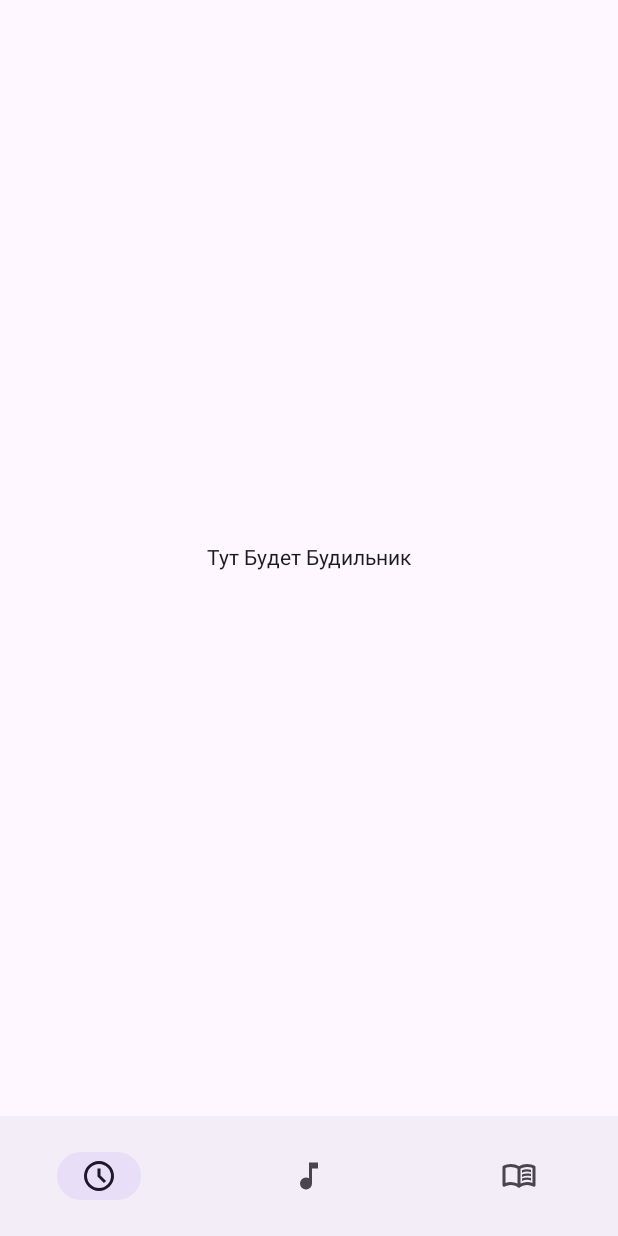
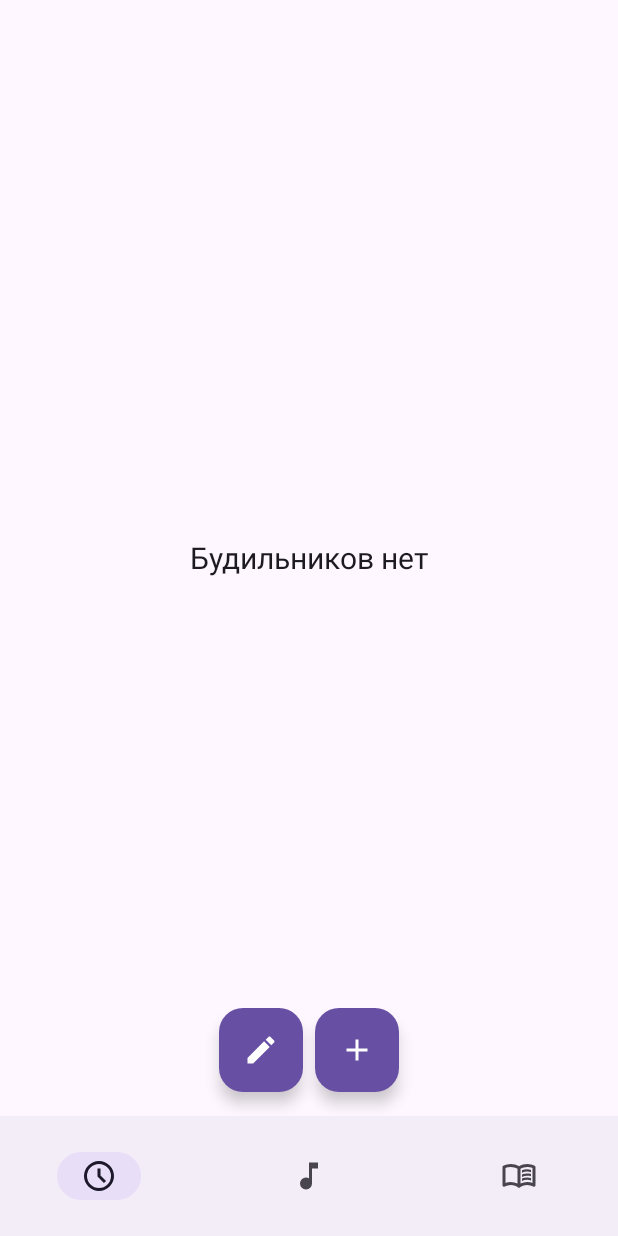
Before and after one commit to hellrunner/alarm-android-application, an Android app built with Jetpack Compose: the screen it shows after launch (MainActivity), on a phone screen of 412 x 824 dp. Run offline under Robolectric (Android 15) with nearby library versions, the light colour scheme and no system bars.

Commit message:
Added screen layout with alarm clock

```diff
--- a/app/src/main/java/com/example/alarmapplication/ui/screens/AlarmScreen.kt
+++ b/app/src/main/java/com/example/alarmapplication/ui/screens/AlarmScreen.kt
@@ -1,21 +1,62 @@
 package com.example.alarmapplication.ui.screens
 
-import androidx.compose.foundation.layout.Box
-import androidx.compose.foundation.layout.fillMaxSize
-import androidx.compose.material3.Text
+import androidx.compose.foundation.layout.*
+import androidx.compose.material.icons.Icons
+import androidx.compose.material.icons.filled.Add
+import androidx.compose.material.icons.filled.Edit
+import androidx.compose.material3.*
 import androidx.compose.runtime.Composable
 import androidx.compose.ui.Alignment
 import androidx.compose.ui.Modifier
-import androidx.compose.ui.text.font.FontFamily
-
+import androidx.compose.ui.unit.dp
+import androidx.compose.ui.unit.sp
 
 @Composable
 fun AlarmScreen() {
-    Box(
-        modifier = Modifier
-            .fillMaxSize(),
-        contentAlignment = Alignment.Center
-    ) {
-        Text(text = "Тут Будет Будильник")
+    Box(modifier = Modifier.fillMaxSize()) {
+        Column(
+            modifier = Modifier
+                .fillMaxHeight()
+                .align(Alignment.Center),
+            verticalArrangement = Arrangement.Center,
+            horizontalAlignment = Alignment.CenterHorizontally
+        ) {
+            Text(
+                text = "Будильников нет",
+                fontSize = 20.sp
+            )
+        }
+        Row(
+            modifier = Modifier
+                .align(Alignment.BottomCenter)
+                .padding(16.dp)
+        ) {
+            FloatingActionButton(
+                onClick = {}, // Обработчик событий для первой кнопки
+                modifier = Modifier.padding(end = 8.dp),
+                containerColor = MaterialTheme.colorScheme.primary
+            ) {
+                Icon(Icons.Filled.Edit, contentDescription = "Edit")
+            }
+            FloatingActionButton(
+                onClick = {}, // Обработчик событий для второй кнопки
+                containerColor = MaterialTheme.colorScheme.primary
+            ) {
+                Icon(Icons.Filled.Add, contentDescription = "Add")
+            }
+        }
     }
 }
+
+
+
+//@Composable
+//fun AlarmScreen() {
+//    Box(
+//        modifier = Modifier
+//            .fillMaxSize(),
+//        contentAlignment = Alignment.Center
+//    ) {
+//        Text(text = "Тут Будет Будильник")
+//    }
+//}
```
